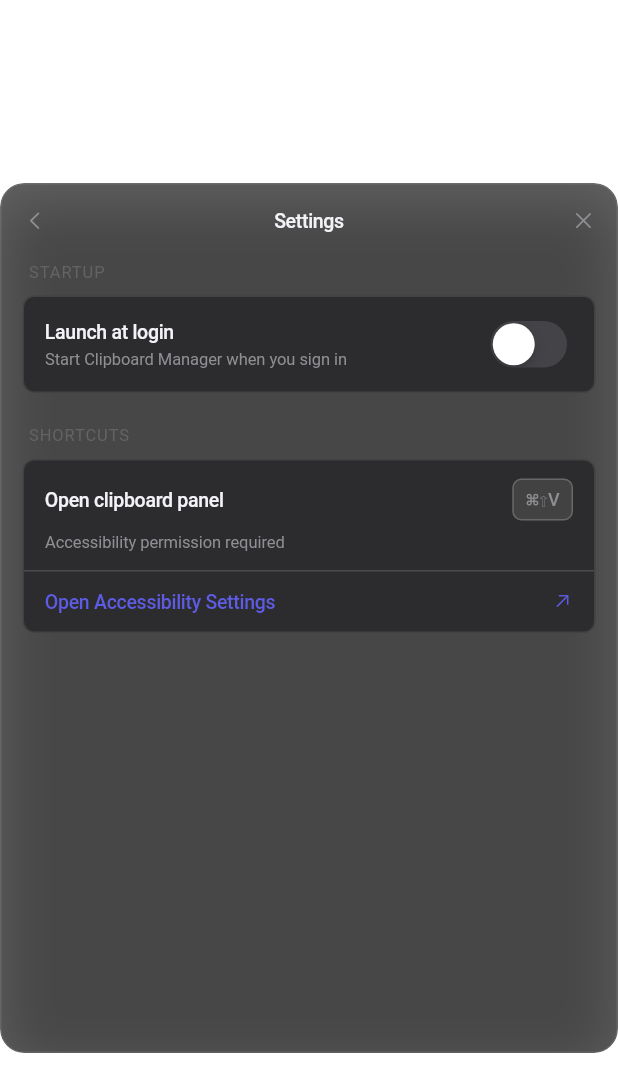
After one commit to Ammar135/clipboard_macos, a Flutter app: the screen it shows after launch, after a tap on an icon or button, on a phone screen of 412 x 824 dp. The commit adds this screen. Shown: the top 1092 px of the screen. Run offline on Flutter 3.47's test engine with Material 3 defaults, Android fonts, the phone set to English and light mode, and no system bars; our stand-ins replace drift, drift_flutter, equatable, flutter_bloc; missing offline and left inert: flutter_acrylic; accounts and stored records are empty; generated files the repository leaves out were written again; Roboto replaces fonts that are missing (.AppleSystemUIFont).

Commit message:
Add devtools_options.yaml for configuration and enhance clipboard platform with accessibility features. Update main.dart for improved dependency injection and UI components for clipboard settings management.

```diff
--- /dev/null
+++ b/devtools_options.yaml
@@ -0,0 +1,3 @@
+description: This file stores settings for Dart & Flutter DevTools.
+documentation: https://docs.flutter.dev/tools/devtools/extensions#configure-extension-enablement-states
+extensions:
--- a/lib/core/platform/clipboard_platform_impl.dart
+++ b/lib/core/platform/clipboard_platform_impl.dart
@@ -1,3 +1,5 @@
+import 'dart:io';
+
 import 'package:flutter/services.dart';
 import 'package:url_launcher/url_launcher.dart';
 
@@ -50,6 +52,44 @@ class ClipboardPlatformImpl implements ClipboardPlatform {
   }
 
   @override
+  Future<bool> isAccessibilityGranted() async {
+    if (!Platform.isMacOS) return false;
+    final result =
+        await _methodChannel.invokeMethod<bool>('isAccessibilityGranted');
+    return result ?? false;
+  }
+
+  @override
+  Future<bool> requestAccessibility() async {
+    if (!Platform.isMacOS) return false;
+    final result =
+        await _methodChannel.invokeMethod<bool>('requestAccessibility');
+    return result ?? false;
+  }
+
+  @override
+  Future<bool> isShortcutRegistered() async {
+    if (!Platform.isMacOS) return false;
+    final result =
+        await _methodChannel.invokeMethod<bool>('isShortcutRegistered');
+    return result ?? false;
+  }
+
+  @override
+  Future<void> reregisterShortcut() async {
+    if (!Platform.isMacOS) return;
+    await _methodChannel.invokeMethod('reregisterShortcut');
+  }
+
+  @override
+  Future<String> getAppBundlePath() async {
+    if (!Platform.isMacOS) return '';
+    final result =
+        await _methodChannel.invokeMethod<String>('getAppBundlePath');
+    return result ?? '';
+  }
+
+  @override
   Future<void> copyImageToClipboard(String path) async {
     await _methodChannel.invokeMethod('copyImageToClipboard', {'path': path});
   }
--- a/lib/features/clipboard/presentation/pages/clipboard_modern_panel_page.dart
+++ b/lib/features/clipboard/presentation/pages/clipboard_modern_panel_page.dart
@@ -13,6 +13,9 @@ import '../bloc/clipboard_event.dart';
 import '../bloc/clipboard_state.dart';
 import '../mappers/clipboard_panel_ui_mapper.dart';
 import '../models/clipboard_card_ui_model.dart';
+import '../../../../core/platform/clipboard_platform.dart';
+import '../widgets/modern/clipboard_settings_panel.dart';
+import '../widgets/modern/glass_panel.dart';
 import '../widgets/modern/clipboard_modern_panel.dart';
 import '../widgets/modern/compact_date_filter_button.dart';
 
@@ -20,31 +23,51 @@ class ClipboardModernPanelPage extends StatefulWidget {
   const ClipboardModernPanelPage({super.key});
 
   @override
-  State<ClipboardModernPanelPage> createState() => _ClipboardModernPanelPageState();
+  State<ClipboardModernPanelPage> createState() =>
+      _ClipboardModernPanelPageState();
 }
 
-class _ClipboardModernPanelPageState extends State<ClipboardModernPanelPage> {
+class _ClipboardModernPanelPageState extends State<ClipboardModernPanelPage>
+    with WidgetsBindingObserver {
   final TextEditingController _searchController = TextEditingController();
   final FocusNode _searchFocusNode = FocusNode();
   final FocusNode _listFocusNode = FocusNode();
   Timer? _debounce;
   int? _selectedItemId;
+  bool _showSettings = false;
+  bool _launchAtLogin = false;
+  bool _launchAtLoginLoading = false;
+  bool _accessibilityGranted = false;
+  bool _shortcutRegistered = false;
+  String _appBundlePath = '';
 
   @override
   void initState() {
     super.initState();
+    WidgetsBinding.instance.addObserver(this);
     WidgetsBinding.instance.addPostFrameCallback((_) {
+      _refreshShortcutStatus();
+      if (!_showSettings) {
         _searchFocusNode.requestFocus();
+      }
     });
   }
 
   @override
   void dispose() {
+    WidgetsBinding.instance.removeObserver(this);
     _searchController.dispose();
     _searchFocusNode.dispose();
     _listFocusNode.dispose();
     _debounce?.cancel();
     super.dispose();
+  }
+
+  @override
+  void didChangeAppLifecycleState(AppLifecycleState state) {
+    if (state == AppLifecycleState.resumed) {
+      _refreshShortcutStatus();
+    }
   }
 
   void _onSearchChanged(String query) {
@@ -98,20 +121,96 @@ class _ClipboardModernPanelPageState extends State<ClipboardModernPanelPage> {
     context.read<ClipboardBloc>().add(ClipboardHistoryCleared());
   }
 
-  Future<void> _showItemMenu(ClipboardCardUiModel card) async {
+  Future<void> _refreshShortcutStatus() async {
+    final platform = context.read<ClipboardPlatform>();
+    await platform.reregisterShortcut();
+
+    final results = await Future.wait<dynamic>([
+      platform.isAccessibilityGranted(),
+      platform.isShortcutRegistered(),
+      platform.getAppBundlePath(),
+    ]);
+
+    if (!mounted) return;
+    setState(() {
+      _accessibilityGranted = results[0] as bool;
+      _shortcutRegistered = results[1] as bool;
+      _appBundlePath = results[2] as String;
+    });
+  }
+
+  Future<void> _openSettings() async {
+    final platform = context.read<ClipboardPlatform>();
+
+    setState(() {
+      _showSettings = true;
+      _launchAtLoginLoading = true;
+    });
+
+    await _refreshShortcutStatus();
+
+    final launchAtLogin = await platform.getLaunchAtLogin();
+    if (!mounted) return;
+
+    setState(() {
+      _launchAtLogin = launchAtLogin;
+      _launchAtLoginLoading = false;
+    });
+  }
+
+  void _closeSettings() {
+    setState(() => _showSettings = false);
+    _searchFocusNode.requestFocus();
+  }
+
+  Future<void> _onLaunchAtLoginChanged(bool enabled) async {
+    final platform = context.read<ClipboardPlatform>();
+
+    setState(() {
+      _launchAtLogin = enabled;
+      _launchAtLoginLoading = true;
+    });
+
+    await platform.setLaunchAtLogin(enabled);
+    final actual = await platform.getLaunchAtLogin();
+    if (!mounted) return;
+
+    setState(() {
+      _launchAtLogin = actual;
+      _launchAtLoginLoading = false;
+    });
+  }
+
+  Future<void> _requestAccessibility() async {
+    final platform = context.read<ClipboardPlatform>();
+    await platform.requestAccessibility();
+    await _refreshShortcutStatus();
+  }
+
+  void _hideWindow() {
+    if (_showSettings) {
+      _closeSettings();
+    }
+    context.read<ClipboardBloc>().add(ClipboardWindowHidden());
+  }
+
+  Future<void> _showItemMenu(ClipboardCardUiModel card, Rect anchor) async {
     final item = _findItem(context, card.itemId);
+    final overlay = Overlay.of(context).context.findRenderObject()! as RenderBox;
+    final position = RelativeRect.fromRect(
+      anchor,
+      Offset.zero & overlay.size,
+    );
+
     final action = await showMenu<String>(
       context: context,
-      position: const RelativeRect.fromLTRB(300, 300, 100, 100),
+      position: position,
       items: [
         PopupMenuItem(
           value: item.isFavorite ? 'unpin' : 'pin',
           child: Text(item.isFavorite ? 'Unpin' : 'Pin'),
         ),
-        const PopupMenuItem(
-          value: 'delete',
-          child: Text('Delete'),
-        ),
+        const PopupMenuItem(value: 'delete', child: Text('Delete')),
       ],
     );
 
@@ -161,6 +260,17 @@ class _ClipboardModernPanelPageState extends State<ClipboardModernPanelPage> {
             onKeyEvent: (event) {
               if (event is! KeyDownEvent) return;
 
+              if (event.logicalKey == LogicalKeyboardKey.escape) {
+                if (_showSettings) {
+                  _closeSettings();
+                } else {
+                  _hideWindow();
+                }
+                return;
+              }
+
+              if (_showSettings) return;
+
               final flatCards = <ClipboardCardUiModel>[
                 ...viewData.pinnedSection.listItems,
                 ...viewData.pinnedSection.gridItems,
@@ -172,8 +282,9 @@ class _ClipboardModernPanelPageState extends State<ClipboardModernPanelPage> {
 
               if (flatCards.isEmpty) return;
 
-              final currentIndex = flatCards
-                  .indexWhere((card) => card.itemId == _selectedItemId);
+              final currentIndex = flatCards.indexWhere(
+                (card) => card.itemId == _selectedItemId,
+              );
 
               if (event.logicalKey == LogicalKeyboardKey.arrowDown) {
                 setState(() {
@@ -192,16 +303,29 @@ class _ClipboardModernPanelPageState extends State<ClipboardModernPanelPage> {
                 }
               } else if (event.logicalKey == LogicalKeyboardKey.enter) {
                 final selectedId = _selectedItemId ?? flatCards.first.itemId;
-                final card = flatCards
-                    .firstWhere((entry) => entry.itemId == selectedId);
+                final card = flatCards.firstWhere(
+                  (entry) => entry.itemId == selectedId,
+                );
                 _selectItem(card);
-              } else if (event.logicalKey == LogicalKeyboardKey.escape) {
-                context.read<ClipboardBloc>().add(ClipboardWindowHidden());
               }
             },
             child: Align(
               alignment: Alignment.center,
-              child: ClipboardModernPanel(
+              child: _showSettings
+                  ? GlassPanel(
+                      child: ClipboardSettingsPanel(
+                        launchAtLogin: _launchAtLogin,
+                        isLoading: _launchAtLoginLoading,
+                        accessibilityGranted: _accessibilityGranted,
+                        shortcutRegistered: _shortcutRegistered,
+                        appBundlePath: _appBundlePath,
+                        onLaunchAtLoginChanged: _onLaunchAtLoginChanged,
+                        onRequestAccessibilityTap: _requestAccessibility,
+                        onBackTap: _closeSettings,
+                        onCloseTap: _hideWindow,
+                      ),
+                    )
+                  : ClipboardModernPanel(
                       categoryChips: viewData.categoryChips,
                       pinnedSection: viewData.pinnedSection,
                       sections: viewData.sections,
@@ -215,20 +339,22 @@ class _ClipboardModernPanelPageState extends State<ClipboardModernPanelPage> {
                         currentFilter: state.dateFilter,
                         onFilterChanged: (ClipboardDateFilter filter) {
                           setState(() => _selectedItemId = null);
-                    context
-                        .read<ClipboardBloc>()
-                        .add(ClipboardDateFilterChanged(filter));
+                          context.read<ClipboardBloc>().add(
+                            ClipboardDateFilterChanged(filter),
+                          );
                         },
                       ),
-                onCloseTap: () =>
-                    context.read<ClipboardBloc>().add(ClipboardWindowHidden()),
+                      onCloseTap: _hideWindow,
+                      onSettingsTap: _openSettings,
                       onCategoryChipTap: (chip) {
                         setState(() => _selectedItemId = null);
                         final currentFilter =
-                      (context.read<ClipboardBloc>().state as ClipboardLoaded)
+                            (context.read<ClipboardBloc>().state
+                                    as ClipboardLoaded)
                                 .categoryFilter;
-                  final nextCategory =
-                      chip.category == currentFilter ? null : chip.category;
+                        final nextCategory = chip.category == currentFilter
+                            ? null
+                            : chip.category;
                         context.read<ClipboardBloc>().add(
                           ClipboardCategoryFilterChanged(nextCategory),
                         );
--- a/lib/features/clipboard/presentation/widgets/modern/clipboard_modern_panel.dart
+++ b/lib/features/clipboard/presentation/widgets/modern/clipboard_modern_panel.dart
@@ -23,9 +23,10 @@ class ClipboardModernPanel extends StatelessWidget {
   final ValueChanged<ClipboardCategoryChipUiModel>? onCategoryChipTap;
   final ClipboardCardCallback? onItemTap;
   final ClipboardCardCallback? onFavoriteTap;
-  final ClipboardCardCallback? onMoreTap;
+  final ClipboardMoreTapCallback? onMoreTap;
   final ClipboardQuickActionCallback? onQuickActionTap;
   final VoidCallback? onClearHistoryTap;
+  final VoidCallback? onSettingsTap;
 
   const ClipboardModernPanel({
     super.key,
@@ -46,6 +47,7 @@ class ClipboardModernPanel extends StatelessWidget {
     this.onMoreTap,
     this.onQuickActionTap,
     this.onClearHistoryTap,
+    this.onSettingsTap,
   });
 
   bool get _isEmpty =>
@@ -62,6 +64,7 @@ class ClipboardModernPanel extends StatelessWidget {
             onSearchChanged: onSearchChanged,
             isFilterActive: isFilterActive,
             dateFilterButton: dateFilterButton,
+            onSettingsTap: onSettingsTap,
             onCloseTap: onCloseTap,
           ),
           const SizedBox(height: 4),
--- /dev/null
+++ b/lib/features/clipboard/presentation/widgets/modern/clipboard_settings_panel.dart
@@ -0,0 +1,373 @@
+import 'package:flutter/cupertino.dart';
+import 'package:flutter/material.dart';
+
+import '../../theme/clipboard_ui_colors.dart';
+import '../../theme/clipboard_ui_dimensions.dart';
+import '../../theme/clipboard_ui_typography.dart';
+
+class ClipboardAppShortcuts {
+  static const openPanel = '⌘⇧V';
+}
+
+class ClipboardSettingsPanel extends StatelessWidget {
+  final bool launchAtLogin;
+  final bool isLoading;
+  final bool accessibilityGranted;
+  final bool shortcutRegistered;
+  final String appBundlePath;
+  final ValueChanged<bool> onLaunchAtLoginChanged;
+  final VoidCallback onRequestAccessibilityTap;
+  final VoidCallback onBackTap;
+  final VoidCallback onCloseTap;
+
+  const ClipboardSettingsPanel({
+    super.key,
+    required this.launchAtLogin,
+    required this.isLoading,
+    required this.accessibilityGranted,
+    required this.shortcutRegistered,
+    required this.appBundlePath,
+    required this.onLaunchAtLoginChanged,
+    required this.onRequestAccessibilityTap,
+    required this.onBackTap,
+    required this.onCloseTap,
+  });
+
+  String get _shortcutStatusLabel {
+    if (!accessibilityGranted) {
+      return 'Accessibility permission required';
+    }
+    if (shortcutRegistered) {
+      return 'Shortcut is active system-wide';
+    }
+    return 'Permission granted, shortcut pending — return here after enabling';
+  }
+
+  @override
+  Widget build(BuildContext context) {
+    return Column(
+      children: [
+        _SettingsHeader(onBackTap: onBackTap, onCloseTap: onCloseTap),
+        Expanded(
+          child: ListView(
+            padding: const EdgeInsets.fromLTRB(
+              ClipboardUiDimensions.contentPadding,
+              8,
+              ClipboardUiDimensions.contentPadding,
+              16,
+            ),
+            children: [
+              _SettingsSection(
+                title: 'Startup',
+                children: [
+                  _SettingsToggleRow(
+                    title: 'Launch at login',
+                    subtitle: 'Start Clipboard Manager when you sign in',
+                    value: launchAtLogin,
+                    isLoading: isLoading,
+                    onChanged: onLaunchAtLoginChanged,
+                  ),
+                ],
+              ),
+              const SizedBox(height: 20),
+              _SettingsSection(
+                title: 'Shortcuts',
+                children: [
+                  _SettingsInfoRow(
+                    title: 'Open clipboard panel',
+                    value: ClipboardAppShortcuts.openPanel,
+                    subtitle: _shortcutStatusLabel,
+                    statusColor: shortcutRegistered && accessibilityGranted
+                        ? const Color(0xFF34C759)
+                        : ClipboardUiColors.textSecondary,
+                  ),
+                  if (!accessibilityGranted || !shortcutRegistered) ...[
+                    const Divider(height: 1, color: ClipboardUiColors.divider),
+                    _SettingsActionRow(
+                      title: 'Open Accessibility Settings',
+                      onTap: onRequestAccessibilityTap,
+                    ),
+                    if (appBundlePath.isNotEmpty) ...[
+                      const Divider(height: 1, color: ClipboardUiColors.divider),
+                      Padding(
+                        padding: const EdgeInsets.symmetric(
+                          horizontal: 14,
+                          vertical: 12,
+                        ),
+                        child: Column(
+                          crossAxisAlignment: CrossAxisAlignment.start,
+                          children: [
+                            Text(
+                              'Enable this app in the list:',
+                              style: ClipboardUiTypography.cardMeta(),
+                            ),
+                            const SizedBox(height: 6),
+                            Text(
+                              appBundlePath,
+                              style: ClipboardUiTypography.cardTitle().copyWith(
+                                fontSize: 12,
+                              ),
+                            ),
+                            const SizedBox(height: 8),
+                            Text(
+                              '1. Click + and choose clipboard_project.app\n'
+                              '2. Turn the toggle ON\n'
+                              '3. Come back here — shortcut activates automatically',
+                              style: ClipboardUiTypography.cardMeta(),
+                            ),
+                          ],
+                        ),
+                      ),
+                    ],
+                  ],
+                ],
+              ),
+            ],
+          ),
+        ),
+      ],
+    );
+  }
+}
+
+class _SettingsHeader extends StatelessWidget {
+  final VoidCallback onBackTap;
+  final VoidCallback onCloseTap;
+
+  const _SettingsHeader({
+    required this.onBackTap,
+    required this.onCloseTap,
+  });
+
+  @override
+  Widget build(BuildContext context) {
+    return Padding(
+      padding: const EdgeInsets.fromLTRB(8, 10, 8, 4),
+      child: Row(
+        children: [
+          _HeaderIconButton(
+            icon: CupertinoIcons.chevron_left,
+            onTap: onBackTap,
+          ),
+          Expanded(
+            child: Text(
+              'Settings',
+              textAlign: TextAlign.center,
+              style: ClipboardUiTypography.cardTitle(),
+            ),
+          ),
+          _HeaderIconButton(
+            icon: CupertinoIcons.xmark,
+            onTap: onCloseTap,
+          ),
+        ],
+      ),
+    );
+  }
+}
+
+class _SettingsSection extends StatelessWidget {
+  final String title;
+  final List<Widget> children;
+
+  const _SettingsSection({
+    required this.title,
+    required this.children,
+  });
+
+  @override
+  Widget build(BuildContext context) {
+    return Column(
+      crossAxisAlignment: CrossAxisAlignment.start,
+      children: [
+        Padding(
+          padding: const EdgeInsets.only(left: 4, bottom: 8),
+          child: Text(
+            title.toUpperCase(),
+            style: ClipboardUiTypography.footerHint().copyWith(
+              letterSpacing: 0.6,
+            ),
+          ),
+        ),
+        Container(
+          decoration: BoxDecoration(
+            color: ClipboardUiColors.cardFill,
+            borderRadius: BorderRadius.circular(ClipboardUiDimensions.cardRadius),
+            border: Border.all(color: ClipboardUiColors.borderSubtle),
+          ),
+          child: Column(children: children),
+        ),
+      ],
+    );
+  }
+}
+
+class _SettingsToggleRow extends StatelessWidget {
+  final String title;
+  final String subtitle;
+  final bool value;
+  final bool isLoading;
+  final ValueChanged<bool> onChanged;
+
+  const _SettingsToggleRow({
+    required this.title,
+    required this.subtitle,
+    required this.value,
+    required this.isLoading,
+    required this.onChanged,
+  });
+
+  @override
+  Widget build(BuildContext context) {
+    return Padding(
+      padding: const EdgeInsets.symmetric(horizontal: 14, vertical: 12),
+      child: Row(
+        children: [
+          Expanded(
+            child: Column(
+              crossAxisAlignment: CrossAxisAlignment.start,
+              children: [
+                Text(title, style: ClipboardUiTypography.cardTitle()),
+                const SizedBox(height: 4),
+                Text(subtitle, style: ClipboardUiTypography.cardMeta()),
+              ],
+            ),
+          ),
+          const SizedBox(width: 12),
+          if (isLoading)
+            const SizedBox(
+              width: 20,
+              height: 20,
+              child: CupertinoActivityIndicator(radius: 8),
+            )
+          else
+            CupertinoSwitch(
+              value: value,
+              activeTrackColor: ClipboardUiColors.accent,
+              onChanged: onChanged,
+            ),
+        ],
+      ),
+    );
+  }
+}
+
+class _SettingsInfoRow extends StatelessWidget {
+  final String title;
+  final String value;
+  final String subtitle;
+  final Color statusColor;
+
+  const _SettingsInfoRow({
+    required this.title,
+    required this.value,
+    required this.subtitle,
+    required this.statusColor,
+  });
+
+  @override
+  Widget build(BuildContext context) {
+    return Padding(
+      padding: const EdgeInsets.symmetric(horizontal: 14, vertical: 12),
+      child: Column(
+        crossAxisAlignment: CrossAxisAlignment.start,
+        children: [
+          Row(
+            children: [
+              Expanded(
+                child: Text(title, style: ClipboardUiTypography.cardTitle()),
+              ),
+              Container(
+                padding: const EdgeInsets.symmetric(horizontal: 8, vertical: 4),
+                decoration: BoxDecoration(
+                  color: ClipboardUiColors.chipInactiveFill,
+                  borderRadius: BorderRadius.circular(6),
+                  border: Border.all(color: ClipboardUiColors.chipInactiveBorder),
+                ),
+                child: Text(
+                  value,
+                  style: ClipboardUiTypography.chipLabel(isActive: false),
+                ),
+              ),
+            ],
+          ),
+          const SizedBox(height: 8),
+          Text(
+            subtitle,
+            style: ClipboardUiTypography.cardMeta().copyWith(color: statusColor),
+          ),
+        ],
+      ),
+    );
+  }
+}
+
+class _SettingsActionRow extends StatelessWidget {
+  final String title;
+  final VoidCallback onTap;
+
+  const _SettingsActionRow({
+    required this.title,
+    required this.onTap,
+  });
+
+  @override
+  Widget build(BuildContext context) {
+    return Material(
+      color: Colors.transparent,
+      child: InkWell(
+        onTap: onTap,
+        child: Padding(
+          padding: const EdgeInsets.symmetric(horizontal: 14, vertical: 12),
+          child: Row(
+            children: [
+              Expanded(
+                child: Text(
+                  title,
+                  style: ClipboardUiTypography.cardTitle().copyWith(
+                    color: ClipboardUiColors.accent,
+                  ),
+                ),
+              ),
+              const Icon(
+                CupertinoIcons.arrow_up_right,
+                size: 14,
+                color: ClipboardUiColors.accent,
+              ),
+            ],
+          ),
+        ),
+      ),
+    );
+  }
+}
+
+class _HeaderIconButton extends StatelessWidget {
+  final IconData icon;
+  final VoidCallback onTap;
+
+  const _HeaderIconButton({
+    required this.icon,
+    required this.onTap,
+  });
+
+  @override
+  Widget build(BuildContext context) {
+    return Material(
+      color: Colors.transparent,
+      child: InkWell(
+        onTap: onTap,
+        borderRadius: BorderRadius.circular(6),
+        child: SizedBox(
+          width: 28,
+          height: 28,
+          child: Icon(
+            icon,
+            size: 15,
+            color: ClipboardUiColors.textSecondary,
+          ),
+        ),
+      ),
+    );
+  }
+}
--- a/lib/features/clipboard/presentation/widgets/modern/command_bar_header.dart
+++ b/lib/features/clipboard/presentation/widgets/modern/command_bar_header.dart
@@ -11,6 +11,7 @@ class CommandBarHeader extends StatelessWidget {
   final ValueChanged<String>? onSearchChanged;
   final bool isFilterActive;
   final Widget? dateFilterButton;
+  final VoidCallback? onSettingsTap;
   final VoidCallback? onCloseTap;
 
   const CommandBarHeader({
@@ -20,6 +21,7 @@ class CommandBarHeader extends StatelessWidget {
     this.onSearchChanged,
     this.isFilterActive = false,
     this.dateFilterButton,
+    this.onSettingsTap,
     this.onCloseTap,
   });
 
@@ -82,6 +84,11 @@ class CommandBarHeader extends StatelessWidget {
           ),
           const SizedBox(width: 4),
           _HeaderIconButton(
+            icon: CupertinoIcons.gear,
+            onTap: onSettingsTap,
+          ),
+          const SizedBox(width: 4),
+          _HeaderIconButton(
             icon: CupertinoIcons.xmark,
             onTap: onCloseTap,
           ),
--- a/lib/main.dart
+++ b/lib/main.dart
@@ -5,6 +5,7 @@ import 'package:flutter_acrylic/flutter_acrylic.dart';
 import 'package:flutter_bloc/flutter_bloc.dart';
 
 import 'core/database/database.dart';
+import 'core/platform/clipboard_platform.dart';
 import 'core/platform/clipboard_platform_impl.dart';
 import 'features/clipboard/data/repositories/clipboard_repository_impl.dart';
 import 'features/clipboard/domain/actions/execute_quick_action.dart';
@@ -57,7 +58,9 @@ Future<void> main() async {
   final executeQuickAction = ExecuteQuickAction(platform);
 
   runApp(
-    RepositoryProvider.value(
+    RepositoryProvider<ClipboardPlatform>.value(
+      value: platform,
+      child: RepositoryProvider.value(
         value: quickActionResolver,
         child: RepositoryProvider.value(
           value: executeQuickAction,
@@ -68,6 +71,7 @@ Future<void> main() async {
               addClipboardItem: addClipboardItem,
             )..add(ClipboardLoadHistory()),
             child: const MyApp(),
+          ),
         ),
       ),
     ),
```
Also changed, not shown: lib/core/platform/clipboard_platform.dart (+10 -0 lines), lib/features/clipboard/presentation/widgets/modern/clipboard_item_card.dart (+9 -3 lines), lib/features/clipboard/presentation/widgets/modern/clipboard_sections.dart (+8 -4 lines), 4 other files. Lines whose indentation alone changed are shown as unchanged.
